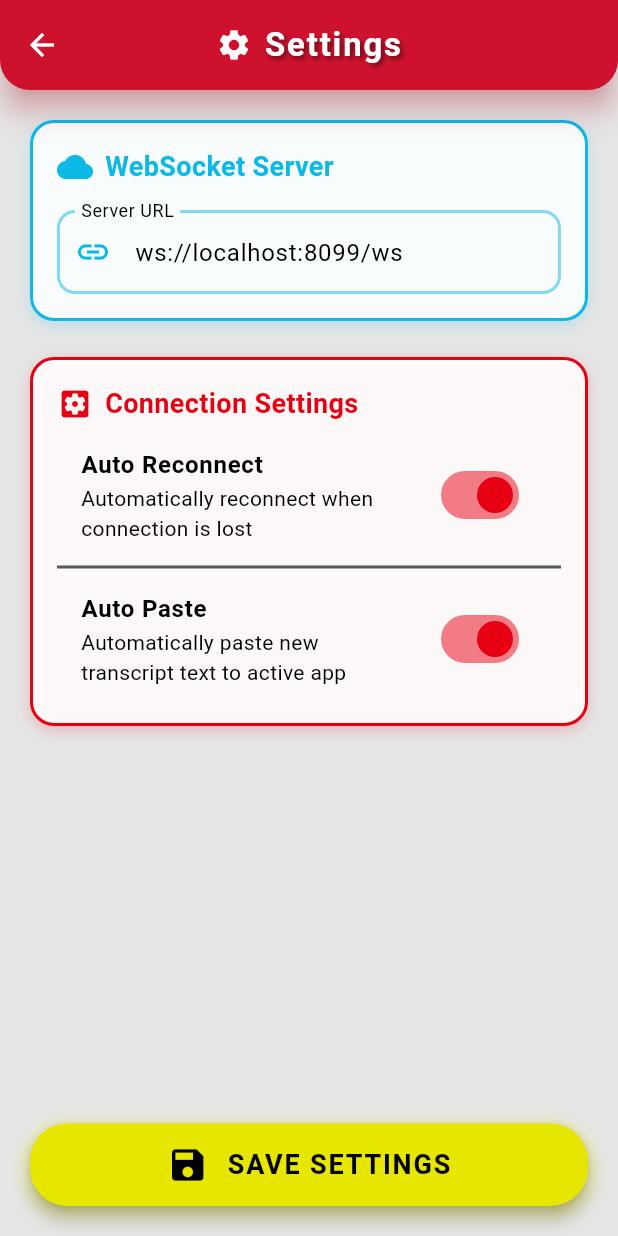
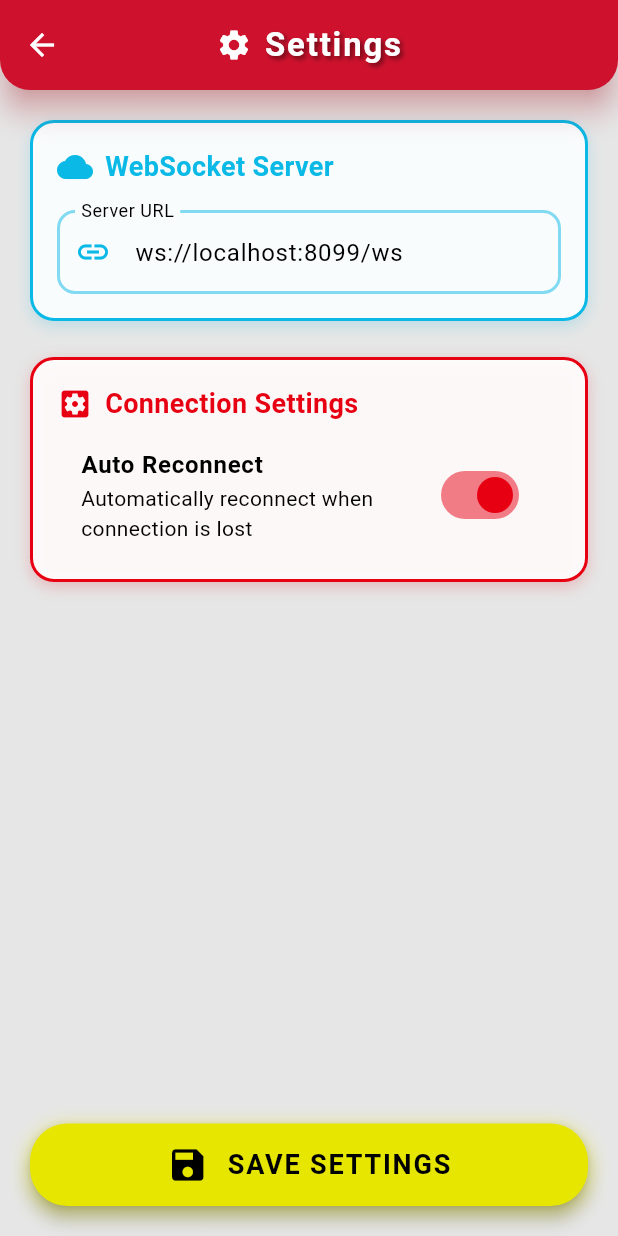
Before and after one commit to beastoin/_omi_, a Flutter app: the HomeScreen screen opened directly, after a tap on the "settings" icon, on a phone screen of 412 x 824 dp. Run offline on Flutter 3.47's test engine with Material 3 defaults, Android fonts, the phone set to English and light mode, and no system bars; our stand-ins replace shared_preferences; missing offline and left inert: keypress_simulator, window_manager; accounts and stored records are empty; network calls fail; Roboto replaces fonts that are missing (NintendoFont).

Commit message:
Add auto paste toggle

```diff
--- a/tools/02/app/lib/main.dart
+++ b/tools/02/app/lib/main.dart
@@ -16,7 +16,7 @@ class MyApp extends StatelessWidget {
     return ChangeNotifierProvider(
       create: (context) => TranscriptManager(),
       child: MaterialApp(
-        title: 'Omi Transcript',
+        title: 'Omi Flow',
         theme: NintendoTheme.lightTheme,
         darkTheme: NintendoTheme.darkTheme,
         themeMode: ThemeMode.system,
--- a/tools/02/app/lib/models/transcript_segment.dart
+++ b/tools/02/app/lib/models/transcript_segment.dart
@@ -1,6 +1,7 @@
 import 'package:flutter/foundation.dart';
 
 class TranscriptSegment {
+  final String id; // Unique identifier for the segment
   final String text;
   final String speaker;
   final int speakerId;
@@ -11,6 +12,7 @@ class TranscriptSegment {
   final DateTime timestamp;
 
   TranscriptSegment({
+    String? id,
     required this.text,
     required this.speaker,
     required this.speakerId,
@@ -19,10 +21,15 @@ class TranscriptSegment {
     required this.startTime,
     required this.endTime,
     required this.timestamp,
-  });
+  }) : id = id ?? '${timestamp.millisecondsSinceEpoch}_${startTime}_$speakerId';
 
   factory TranscriptSegment.fromJson(Map<String, dynamic> json) {
+    final timestamp = json['timestamp'] != null
+        ? DateTime.parse(json['timestamp'])
+        : DateTime.now();
+
     return TranscriptSegment(
+      id: json['id'] as String?,
       text: json['text'] as String,
       speaker: json['speaker'] as String,
       speakerId: json['speaker_id'] as int,
@@ -34,14 +41,13 @@ class TranscriptSegment {
       endTime: (json['end'] is int)
           ? (json['end'] as int).toDouble()
           : json['end'] as double,
-      timestamp: json['timestamp'] != null
-          ? DateTime.parse(json['timestamp'])
-          : DateTime.now(),
+      timestamp: timestamp,
     );
   }
 
   Map<String, dynamic> toJson() {
     return {
+      'id': id,
       'text': text,
       'speaker': speaker,
       'speaker_id': speakerId,
@@ -55,6 +61,6 @@ class TranscriptSegment {
 
   @override
   String toString() {
-    return 'TranscriptSegment{text: $text, speaker: $speaker, speakerId: $speakerId, startTime: $startTime, endTime: $endTime}';
+    return 'TranscriptSegment{id: $id, text: $text, speaker: $speaker, speakerId: $speakerId, startTime: $startTime, endTime: $endTime}';
   }
 }
--- a/tools/02/app/lib/screens/home_screen.dart
+++ b/tools/02/app/lib/screens/home_screen.dart
@@ -25,12 +25,24 @@ class _HomeScreenState extends State<HomeScreen> {
     WidgetsBinding.instance.addPostFrameCallback((_) {
       final manager = Provider.of<TranscriptManager>(context, listen: false);
       manager.connect();
+
+      // Auto-paste is now handled directly in the TranscriptManager
+      // No need to add a listener here
     });
+  }
+
+  @override
+  void dispose() {
+    // No listener to remove
+    super.dispose();
   }
 
   Future<void> _copyToClipboard(BuildContext context) async {
     final manager = Provider.of<TranscriptManager>(context, listen: false);
     final text = manager.getTranscriptText();
+
+    // If there's no text to copy, return early
+    if (text.isEmpty) return;
 
     await Clipboard.setData(ClipboardData(text: text));
 
@@ -46,61 +58,6 @@ class _HomeScreenState extends State<HomeScreen> {
           ),
         ),
       );
-    }
-  }
-
-  Future<void> _pasteToActiveApp(BuildContext context) async {
-    if (_isPasting) return;
-
-    setState(() {
-      _isPasting = true;
-    });
-
-    try {
-      // First copy to clipboard
-      await _copyToClipboard(context);
-
-      // Then simulate Cmd+V keystroke
-      await keyPressSimulator.simulateKeyDown(
-        PhysicalKeyboardKey.keyV,
-        [ModifierKey.metaModifier],
-      );
-
-      await keyPressSimulator.simulateKeyUp(
-        PhysicalKeyboardKey.keyV,
-        [ModifierKey.metaModifier],
-      );
-
-      if (context.mounted) {
-        ScaffoldMessenger.of(context).showSnackBar(
-          SnackBar(
-            content: const Text('Pasted to active application!'),
-            duration: const Duration(seconds: 2),
-            backgroundColor: NintendoTheme.neonRed,
-            behavior: SnackBarBehavior.floating,
-            shape: RoundedRectangleBorder(
-              borderRadius: BorderRadius.circular(20),
-            ),
-          ),
-        );
-      }
-    } catch (e) {
-      if (context.mounted) {
-        ScaffoldMessenger.of(context).showSnackBar(
-          SnackBar(
-            content: Text('Failed to paste: $e'),
-            backgroundColor: Colors.red[800],
-            behavior: SnackBarBehavior.floating,
-            shape: RoundedRectangleBorder(
-              borderRadius: BorderRadius.circular(20),
-            ),
-          ),
-        );
-      }
-    } finally {
-      setState(() {
-        _isPasting = false;
-      });
     }
   }
 
@@ -122,7 +79,7 @@ class _HomeScreenState extends State<HomeScreen> {
                 ],
               ).createShader(bounds),
               child: const Text(
-                'Omi Transcript',
+                'Omi Flow',
                 style: TextStyle(
                   fontWeight: FontWeight.bold,
                   fontSize: 24,
@@ -245,50 +202,75 @@ class _HomeScreenState extends State<HomeScreen> {
                     ),
                   ),
                   const SizedBox(width: 12),
-                  Container(
-                    decoration: BoxDecoration(
-                      borderRadius: BorderRadius.circular(20),
-                      boxShadow: [
-                        BoxShadow(
-                          color: NintendoTheme.neonRed.withOpacity(0.4),
-                          blurRadius: 8,
-                          offset: const Offset(0, 3),
-                        ),
-                      ],
-                    ),
-                    child: ElevatedButton.icon(
-                      icon: _isPasting
-                          ? const SizedBox(
-                              width: 16,
-                              height: 16,
-                              child: CircularProgressIndicator(
-                                strokeWidth: 2,
-                                color: Colors.white,
-                              ),
-                            )
-                          : const Icon(Icons.paste, size: 24),
-                      label: const Text(
-                        'Paste to Active App',
-                        style: TextStyle(
-                          fontWeight: FontWeight.bold,
-                          fontSize: 16,
-                        ),
-                      ),
-                      style: ElevatedButton.styleFrom(
-                        backgroundColor: NintendoTheme.neonRed,
-                        foregroundColor: Colors.white,
-                        padding: const EdgeInsets.symmetric(horizontal: 20, vertical: 12),
-                        shape: RoundedRectangleBorder(
+                  Consumer<TranscriptManager>(
+                    builder: (context, manager, child) {
+                      return Container(
+                        decoration: BoxDecoration(
                           borderRadius: BorderRadius.circular(20),
-                          side: BorderSide(
-                            color: Colors.white.withOpacity(0.5),
-                            width: 1,
+                          color: Theme.of(context).brightness == Brightness.dark
+                              ? NintendoTheme.nintendoDarkGray.withOpacity(0.7)
+                              : Colors.white.withOpacity(0.7),
+                          boxShadow: [
+                            BoxShadow(
+                              color: manager.autoPaste
+                                  ? NintendoTheme.neonRed.withOpacity(0.4)
+                                  : Colors.black.withOpacity(0.1),
+                              blurRadius: 5,
+                              offset: const Offset(0, 2),
+                            ),
+                          ],
+                          border: Border.all(
+                            color: manager.autoPaste
+                                ? NintendoTheme.neonRed
+                                : Colors.grey.withOpacity(0.5),
+                            width: 2,
                           ),
                         ),
-                        elevation: 5,
-                      ),
-                      onPressed: _isPasting ? null : () => _pasteToActiveApp(context),
-                    ),
+                        padding: const EdgeInsets.symmetric(horizontal: 16, vertical: 8),
+                        child: Row(
+                          children: [
+                            Text(
+                              'Auto-Paste',
+                              style: TextStyle(
+                                fontWeight: FontWeight.bold,
+                                fontSize: 16,
+                                color: manager.autoPaste
+                                    ? NintendoTheme.neonRed
+                                    : Theme.of(context).textTheme.bodyLarge?.color,
+                              ),
+                            ),
+                            const SizedBox(width: 8),
+                            Switch(
+                              value: manager.autoPaste,
+                              onChanged: (value) {
+                                manager.saveSettings(
+                                  serverUrl: manager.serverUrl,
+                                  autoPaste: value,
+                                );
+
+                                ScaffoldMessenger.of(context).showSnackBar(
+                                  SnackBar(
+                                    content: Text(
+                                      value
+                                          ? 'Auto-paste enabled! New transcript segments will be pasted automatically.'
+                                          : 'Auto-paste disabled.',
+                                    ),
+                                    duration: const Duration(seconds: 2),
+                                    backgroundColor: value ? NintendoTheme.neonRed : Colors.grey,
+                                    behavior: SnackBarBehavior.floating,
+                                    shape: RoundedRectangleBorder(
+                                      borderRadius: BorderRadius.circular(20),
+                                    ),
+                                  ),
+                                );
+                              },
+                              activeColor: NintendoTheme.neonRed,
+                              activeTrackColor: NintendoTheme.neonRed.withOpacity(0.5),
+                            ),
+                          ],
+                        ),
+                      );
+                    },
                   ),
                 ],
               ),
--- a/tools/02/app/lib/screens/settings_screen.dart
+++ b/tools/02/app/lib/screens/settings_screen.dart
@@ -13,14 +13,12 @@ class SettingsScreen extends StatefulWidget {
 class _SettingsScreenState extends State<SettingsScreen> {
   late TextEditingController _serverUrlController;
   bool _autoReconnect = true;
-  bool _autoPaste = true;
 
   @override
   void initState() {
     super.initState();
     final manager = Provider.of<TranscriptManager>(context, listen: false);
     _serverUrlController = TextEditingController(text: manager.serverUrl);
-    _autoPaste = manager.autoPaste;
   }
 
   @override
@@ -198,23 +196,6 @@ class _SettingsScreenState extends State<SettingsScreen> {
                             });
                           },
                         ),
-                        const Divider(),
-                        SwitchListTile(
-                          title: const Text(
-                            'Auto Paste',
-                            style: TextStyle(fontWeight: FontWeight.bold),
-                          ),
-                          subtitle: const Text(
-                            'Automatically paste new transcript text to active app',
-                          ),
-                          value: _autoPaste,
-                          activeColor: NintendoTheme.neonRed,
-                          onChanged: (value) {
-                            setState(() {
-                              _autoPaste = value;
-                            });
-                          },
-                        ),
                       ],
                     ),
                   ),
@@ -241,7 +222,6 @@ class _SettingsScreenState extends State<SettingsScreen> {
                         await manager.saveSettings(
                           serverUrl: _serverUrlController.text,
                           autoReconnect: _autoReconnect,
-                          autoPaste: _autoPaste,
                         );
 
                         if (context.mounted) {
--- a/tools/02/app/pubspec.yaml
+++ b/tools/02/app/pubspec.yaml
@@ -1,5 +1,5 @@
-name: omi_transcript_app
-description: A desktop app for displaying real-time transcripts
+name: omi_flow_app
+description: A desktop app for displaying and managing real-time transcripts
 publish_to: 'none'
 version: 1.0.0+1
 
```
Also changed, not shown: tools/02/app/lib/models/transcript_manager.dart (+6 -2 lines), tools/02/app/lib/screens/main_screen_with_overlay.dart (added, +52 -0 lines), tools/02/app/lib/widgets/floating_transcript_overlay.dart (added, +80 -0 lines), 3 other files.
